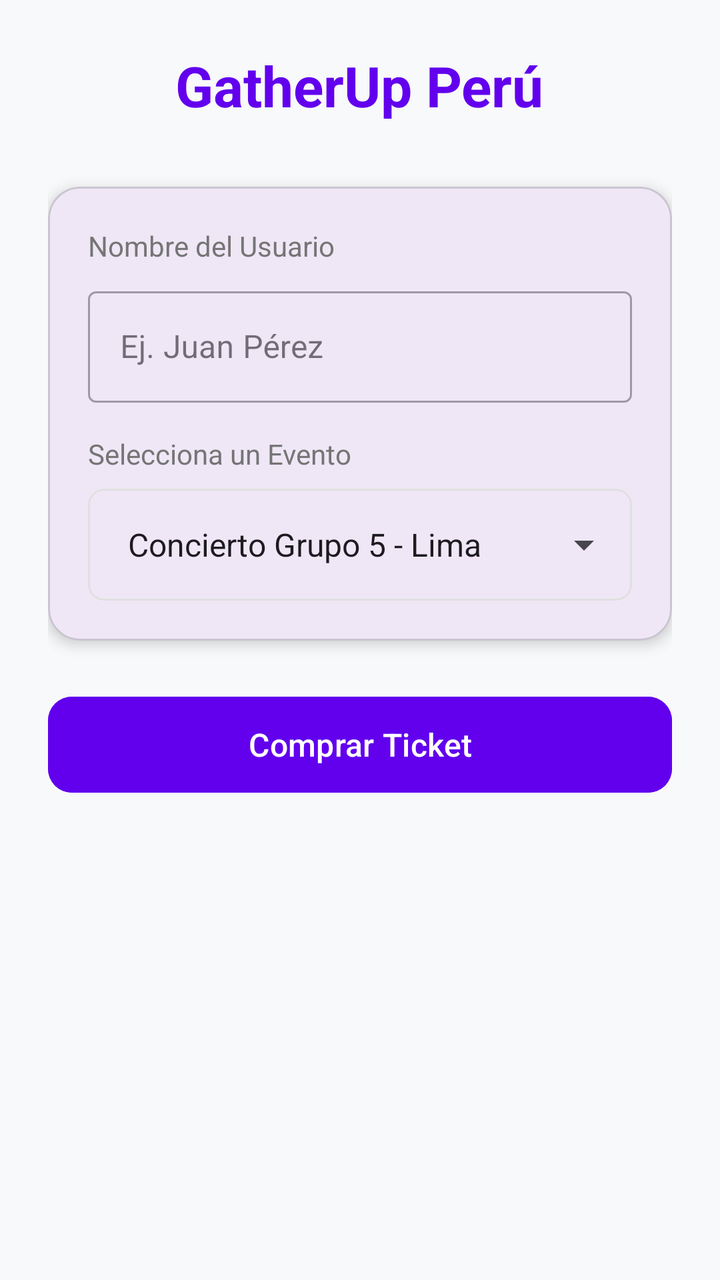
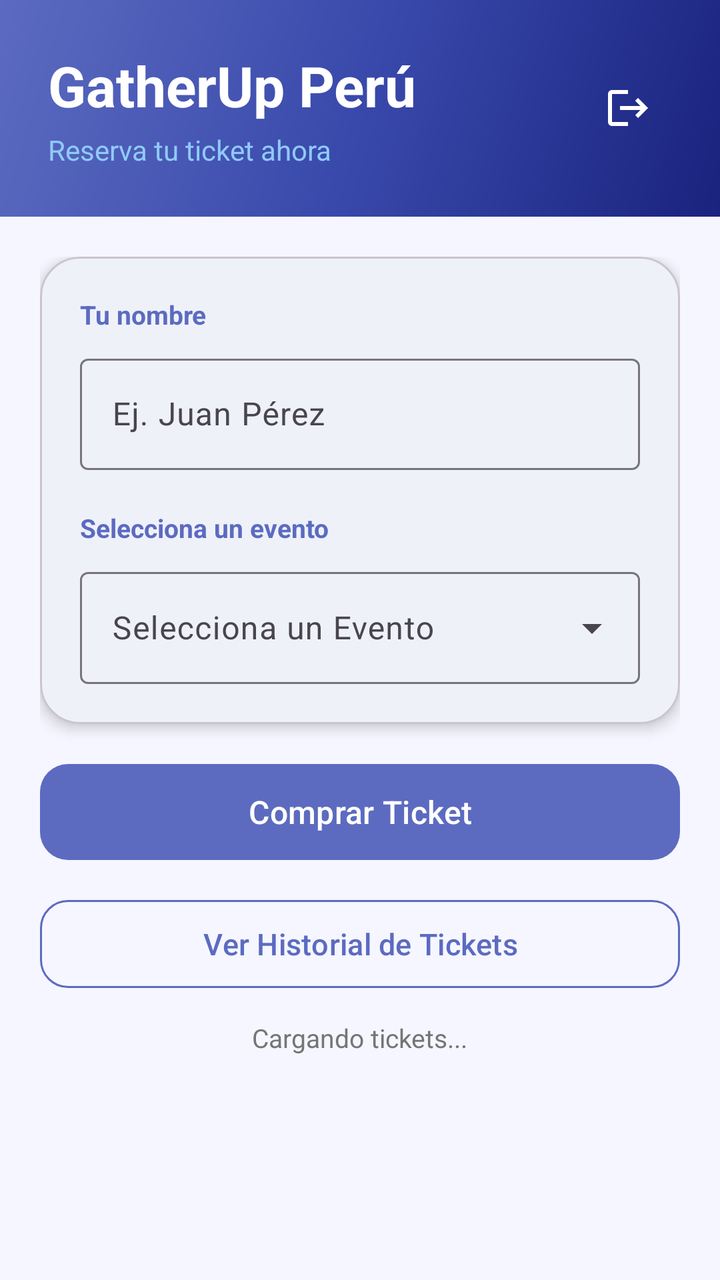

Before-and-after screenshots of an Android layout around one commit, followed by the original layout XML and the change that was made.
<!-- AndroidManifest.xml: application theme Theme.AVANCE_T1 -->
<!-- res/layout/activity_main.xml -->
<?xml version="1.0" encoding="utf-8"?>
<LinearLayout xmlns:android="http://schemas.android.com/apk/res/android"
    xmlns:app="http://schemas.android.com/apk/res-auto"
    xmlns:tools="http://schemas.android.com/tools"
    android:id="@+id/main"
    android:layout_width="match_parent"
    android:layout_height="match_parent"
    android:orientation="vertical"
    android:padding="24dp"
    android:background="@color/background"
    tools:context=".MainActivity">

    <TextView
        android:layout_width="wrap_content"
        android:layout_height="wrap_content"
        android:text="@string/app_name"
        android:textSize="28sp"
        android:textStyle="bold"
        android:textColor="@color/primary"
        android:layout_gravity="center_horizontal"
        android:layout_marginBottom="32dp" />

    <com.google.android.material.card.MaterialCardView
        android:layout_width="match_parent"
        android:layout_height="wrap_content"
        app:cardCornerRadius="16dp"
        app:cardElevation="4dp"
        android:layout_marginBottom="24dp">

        <LinearLayout
            android:layout_width="match_parent"
            android:layout_height="wrap_content"
            android:orientation="vertical"
            android:padding="20dp">

            <TextView
                android:layout_width="match_parent"
                android:layout_height="wrap_content"
                android:text="@string/user_name_label"
                android:textColor="@color/text_secondary"
                android:textSize="14sp"
                android:layout_marginBottom="8dp" />

            <com.google.android.material.textfield.TextInputLayout
                android:layout_width="match_parent"
                android:layout_height="wrap_content"
                style="@style/Widget.MaterialComponents.TextInputLayout.OutlinedBox"
                android:layout_marginBottom="16dp">

                <com.google.android.material.textfield.TextInputEditText
                    android:id="@+id/etUserName"
                    android:layout_width="match_parent"
                    android:layout_height="wrap_content"
                    android:hint="@string/user_name_hint"
                    android:inputType="textPersonName" />
            </com.google.android.material.textfield.TextInputLayout>

            <TextView
                android:layout_width="match_parent"
                android:layout_height="wrap_content"
                android:text="@string/select_event_label"
                android:textColor="@color/text_secondary"
                android:textSize="14sp"
                android:layout_marginBottom="8dp" />

            <com.google.android.material.card.MaterialCardView
                android:layout_width="match_parent"
                android:layout_height="wrap_content"
                app:strokeWidth="1dp"
                app:strokeColor="@color/gray_light"
                app:cardCornerRadius="8dp"
                app:cardElevation="0dp">

                <Spinner
                    android:id="@+id/spEvents"
                    android:layout_width="match_parent"
                    android:layout_height="56dp"
                    android:entries="@array/events_array"
                    android:paddingStart="12dp"
                    android:paddingEnd="12dp" />
            </com.google.android.material.card.MaterialCardView>

        </LinearLayout>
    </com.google.android.material.card.MaterialCardView>

    <com.google.android.material.button.MaterialButton
        android:id="@+id/btnBuyTicket"
        android:layout_width="match_parent"
        android:layout_height="56dp"
        android:text="@string/buy_ticket_button"
        app:cornerRadius="12dp"
        android:textSize="16sp"
        android:textAllCaps="false"
        android:backgroundTint="@color/primary" />

</LinearLayout>
<!-- resources referenced by this layout -->
<resources>
  <string-array name="events_array">
          <item>Concierto Grupo 5 - Lima</item>
          <item>Mistura 2024</item>
          <item>Teatro La Plaza - Edipo Rey</item>
      </string-array>
  <color name="background">#F8F9FA</color>
  <color name="gray_light">#E0E0E0</color>
  <color name="primary">#6200EE</color>
  <color name="text_secondary">#757575</color>
  <string name="app_name">GatherUp Perú</string>
  <string name="buy_ticket_button">Comprar Ticket</string>
  <string name="select_event_label">Selecciona un Evento</string>
  <string name="user_name_hint">Ej. Juan Pérez</string>
  <string name="user_name_label">Nombre del Usuario</string>
  <style name="Theme.AVANCE_T1" parent="Base.Theme.AVANCE_T1" />
  <style name="Base.Theme.AVANCE_T1" parent="Theme.Material3.DayNight.NoActionBar">
          
          
      </style>
</resources>

<!-- the commit's change to res/layout/activity_main.xml (unified diff, before → after) -->
@@ -1,31 +1,66 @@
 <?xml version="1.0" encoding="utf-8"?>
-<LinearLayout xmlns:android="http://schemas.android.com/apk/res/android"
+<LinearLayout
+    xmlns:android="http://schemas.android.com/apk/res/android"
     xmlns:app="http://schemas.android.com/apk/res-auto"
     xmlns:tools="http://schemas.android.com/tools"
     android:id="@+id/main"
     android:layout_width="match_parent"
     android:layout_height="match_parent"
     android:orientation="vertical"
-    android:padding="24dp"
     android:background="@color/background"
     tools:context=".MainActivity">
 
-    <TextView
-        android:layout_width="wrap_content"
-        android:layout_height="wrap_content"
-        android:text="@string/app_name"
-        android:textSize="28sp"
-        android:textStyle="bold"
-        android:textColor="@color/primary"
-        android:layout_gravity="center_horizontal"
-        android:layout_marginBottom="32dp" />
-
-    <com.google.android.material.card.MaterialCardView
+    
+    <LinearLayout
         android:layout_width="match_parent"
         android:layout_height="wrap_content"
-        app:cardCornerRadius="16dp"
-        app:cardElevation="4dp"
-        android:layout_marginBottom="24dp">
+        android:orientation="horizontal"
+        android:background="@drawable/bg_login_gradient"
+        android:padding="24dp"
+        android:paddingTop="36dp"
+        android:paddingBottom="28dp"
+        android:gravity="center_vertical">
+
+        
+        <LinearLayout
+            android:layout_width="0dp"
+            android:layout_weight="1"
+            android:layout_height="wrap_content"
+            android:orientation="vertical">
+
+            <TextView
+                android:layout_width="wrap_content"
+                android:layout_height="wrap_content"
+                android:text="GatherUp Perú"
+                android:textSize="28sp"
+                android:textStyle="bold"
+                android:textColor="@color/white" />
+
+            <TextView
+                android:layout_width="wrap_content"
+                android:layout_height="wrap_content"
+                android:text="Reserva tu ticket ahora"
+                android:textSize="14sp"
+                android:textColor="@color/login_subtitle"
+                android:layout_marginTop="4dp" />
+        </LinearLayout>
+
+        
+        <ImageButton
+            android:id="@+id/btnLogoutMain"
+            android:layout_width="44dp"
+            android:layout_height="44dp"
+            android:src="@drawable/ic_logout"
+            android:background="?attr/selectableItemBackgroundBorderless"
+            android:contentDescription="Cerrar sesión" />
+    </LinearLayout>
+
+    
+    <ScrollView
+        android:layout_width="match_parent"
+        android:layout_height="0dp"
+        android:layout_weight="1"
+        android:fillViewport="true">
 
         <LinearLayout
             android:layout_width="match_parent"
@@ -33,64 +68,110 @@
             android:orientation="vertical"
             android:padding="20dp">
 
-            <TextView
-                android:layout_width="match_parent"
-                android:layout_height="wrap_content"
-                android:text="@string/user_name_label"
-                android:textColor="@color/text_secondary"
-                android:textSize="14sp"
-                android:layout_marginBottom="8dp" />
-
-            <com.google.android.material.textfield.TextInputLayout
-                android:layout_width="match_parent"
-                android:layout_height="wrap_content"
-                style="@style/Widget.MaterialComponents.TextInputLayout.OutlinedBox"
-                android:layout_marginBottom="16dp">
-
-                <com.google.android.material.textfield.TextInputEditText
-                    android:id="@+id/etUserName"
-                    android:layout_width="match_parent"
-                    android:layout_height="wrap_content"
-                    android:hint="@string/user_name_hint"
-                    android:inputType="textPersonName" />
-            </com.google.android.material.textfield.TextInputLayout>
-
-            <TextView
-                android:layout_width="match_parent"
-                android:layout_height="wrap_content"
-                android:text="@string/select_event_label"
-                android:textColor="@color/text_secondary"
-                android:textSize="14sp"
-                android:layout_marginBottom="8dp" />
-
+            
             <com.google.android.material.card.MaterialCardView
                 android:layout_width="match_parent"
                 android:layout_height="wrap_content"
-                app:strokeWidth="1dp"
-                app:strokeColor="@color/gray_light"
-                app:cardCornerRadius="8dp"
-                app:cardElevation="0dp">
+                app:cardCornerRadius="20dp"
+                app:cardElevation="4dp"
+                android:layout_marginBottom="16dp">
 
-                <Spinner
-                    android:id="@+id/spEvents"
+                <LinearLayout
                     android:layout_width="match_parent"
-                    android:layout_height="56dp"
-                    android:entries="@array/events_array"
-                    android:paddingStart="12dp"
-                    android:paddingEnd="12dp" />
+                    android:layout_height="wrap_content"
+                    android:orientation="vertical"
+                    android:padding="20dp">
+
+                    <TextView
+                        android:layout_width="wrap_content"
+                        android:layout_height="wrap_content"
+                        android:text="Tu nombre"
+                        android:textSize="13sp"
+                        android:textStyle="bold"
+                        android:textColor="@color/primary"
+                        android:layout_marginBottom="8dp" />
+
+                    <com.google.android.material.textfield.TextInputLayout
+                        android:layout_width="match_parent"
+                        android:layout_height="wrap_content"
+                        android:hint="@string/user_name_hint"
+                        style="@style/Widget.Material3.TextInputLayout.OutlinedBox"
+                        android:layout_marginBottom="20dp">
+
+                        <com.google.android.material.textfield.TextInputEditText
+                            android:id="@+id/etUserName"
+                            android:layout_width="match_parent"
+                            android:layout_height="wrap_content"
+                            android:inputType="textPersonName" />
+                    </com.google.android.material.textfield.TextInputLayout>
+
+                    <TextView
+                        android:layout_width="wrap_content"
+                        android:layout_height="wrap_content"
+                        android:text="Selecciona un evento"
+                        android:textSize="13sp"
+                        android:textStyle="bold"
+                        android:textColor="@color/primary"
+                        android:layout_marginBottom="8dp" />
+
+                    
+                    <com.google.android.material.textfield.TextInputLayout
+                        android:id="@+id/tilEvents"
+                        android:layout_width="match_parent"
+                        android:layout_height="wrap_content"
+                        android:hint="@string/select_event_label"
+                        style="@style/Widget.Material3.TextInputLayout.OutlinedBox.ExposedDropdownMenu">
+
+                        <AutoCompleteTextView
+                            android:id="@+id/actvEvents"
+                            android:layout_width="match_parent"
+                            android:layout_height="56dp"
+                            android:inputType="none"
+                            android:focusable="false"
+                            android:focusableInTouchMode="false"
+                            android:paddingStart="16dp"
+                            android:paddingEnd="16dp" />
+                    </com.google.android.material.textfield.TextInputLayout>
+
+                </LinearLayout>
             </com.google.android.material.card.MaterialCardView>
 
+            
+            <com.google.android.material.button.MaterialButton
+                android:id="@+id/btnBuyTicket"
+                android:layout_width="match_parent"
+                android:layout_height="56dp"
+                android:text="@string/buy_ticket_button"
+                app:cornerRadius="14dp"
+                android:textSize="16sp"
+                android:textAllCaps="false"
+                android:layout_marginBottom="12dp" />
+
+            
+            <com.google.android.material.button.MaterialButton
+                android:id="@+id/btnHistorial"
+                android:layout_width="match_parent"
+                android:layout_height="52dp"
+                android:text="@string/ver_historial_button"
+                app:cornerRadius="14dp"
+                android:textSize="15sp"
+                android:textAllCaps="false"
+                style="@style/Widget.Material3.Button.OutlinedButton"
+                app:strokeColor="@color/primary"
+                app:strokeWidth="1dp"
+                android:layout_marginBottom="12dp" />
+
+            
+            <TextView
+                android:id="@+id/tvTicketCount"
+                android:layout_width="wrap_content"
+                android:layout_height="wrap_content"
+                android:layout_gravity="center_horizontal"
+                android:textSize="13sp"
+                android:textColor="@color/text_secondary"
+                android:text="Cargando tickets..." />
+
         </LinearLayout>
-    </com.google.android.material.card.MaterialCardView>
-
-    <com.google.android.material.button.MaterialButton
-        android:id="@+id/btnBuyTicket"
-        android:layout_width="match_parent"
-        android:layout_height="56dp"
-        android:text="@string/buy_ticket_button"
-        app:cornerRadius="12dp"
-        android:textSize="16sp"
-        android:textAllCaps="false"
-        android:backgroundTint="@color/primary" />
+    </ScrollView>
 
 </LinearLayout>
<!-- resource entries referenced after the edit -->
@@ -1,23 +1,48 @@
 <!-- resources referenced by this layout -->
 <resources>
-  <string-array name="events_array">
-          <item>Concierto Grupo 5 - Lima</item>
-          <item>Mistura 2024</item>
-          <item>Teatro La Plaza - Edipo Rey</item>
-      </string-array>
-  <color name="background">#F8F9FA</color>
-  <color name="gray_light">#E0E0E0</color>
-  <color name="primary">#6200EE</color>
+  <color name="background">#F5F6FF</color>
+  <color name="login_subtitle">#90CAF9</color>
+  <color name="primary">#5C6BC0</color>
   <color name="text_secondary">#757575</color>
-  <string name="app_name">GatherUp Perú</string>
+  <color name="white">#FFFFFFFF</color>
+  <!-- drawable bg_login_gradient (drawable) -->
+  <?xml version="1.0" encoding="utf-8"?>
+  <shape xmlns:android="http://schemas.android.com/apk/res/android">
+      <gradient
+          android:startColor="#1A237E"
+          android:centerColor="#3949AB"
+          android:endColor="#5C6BC0"
+          android:angle="135"
+          android:type="linear" />
+  </shape>
+  <!-- drawable ic_logout (drawable) -->
+  <?xml version="1.0" encoding="utf-8"?>
+  <vector xmlns:android="http://schemas.android.com/apk/res/android"
+      android:width="24dp"
+      android:height="24dp"
+      android:viewportWidth="24"
+      android:viewportHeight="24">
+      <path
+          android:fillColor="#FFFFFF"
+          android:pathData="M17,7l-1.41,1.41L18.17,11H8v2h10.17l-2.58,2.58L17,17l5,-5zM4,5h8V3H4C2.9,3 2,3.9 2,5v14c0,1.1 0.9,2 2,2h8v-2H4V5z"/>
+  </vector>
   <string name="buy_ticket_button">Comprar Ticket</string>
   <string name="select_event_label">Selecciona un Evento</string>
   <string name="user_name_hint">Ej. Juan Pérez</string>
-  <string name="user_name_label">Nombre del Usuario</string>
+  <string name="ver_historial_button">Ver Historial de Tickets</string>
   <style name="Theme.AVANCE_T1" parent="Base.Theme.AVANCE_T1" />
   <style name="Base.Theme.AVANCE_T1" parent="Theme.Material3.DayNight.NoActionBar">
-          
-          
+          <item name="colorPrimary">@color/primary</item>
+          <item name="colorPrimaryVariant">@color/primary_dark</item>
+          <item name="colorOnPrimary">@color/white</item>
+          <item name="colorSecondary">@color/secondary</item>
+          <item name="colorError">@color/error</item>
+          <item name="android:colorBackground">@color/background</item>
+          <item name="colorSurface">@color/surface</item>
       </style>
+  <color name="primary_dark">#3949AB</color>
+  <color name="secondary">#FF7043</color>
+  <color name="error">#E53935</color>
+  <color name="surface">#FFFFFF</color>
 </resources>
 
